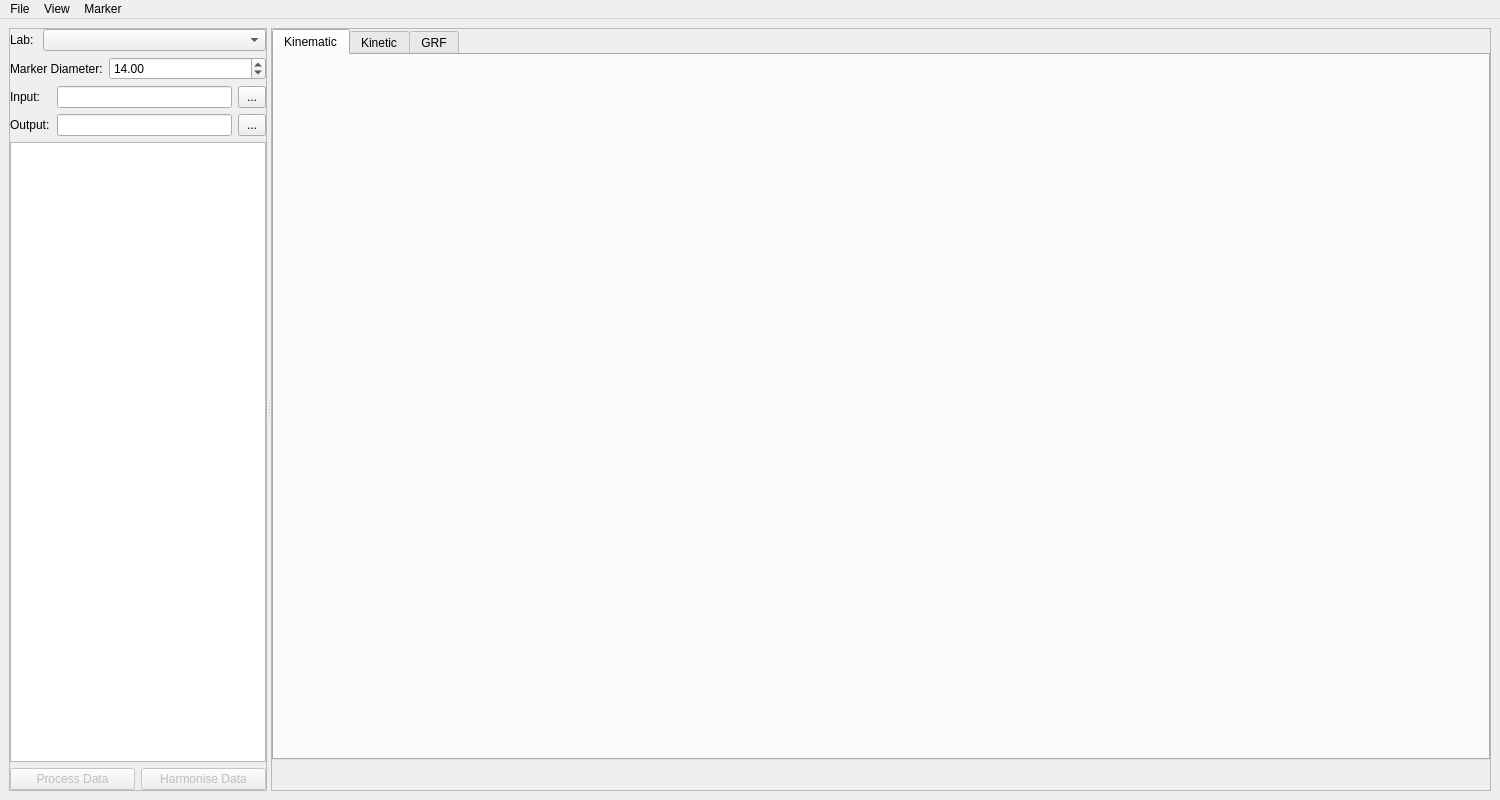
Old version of the form src/c3d_parser/view/qt/main_window.ui in the repository tsalemink/C3D-parser.
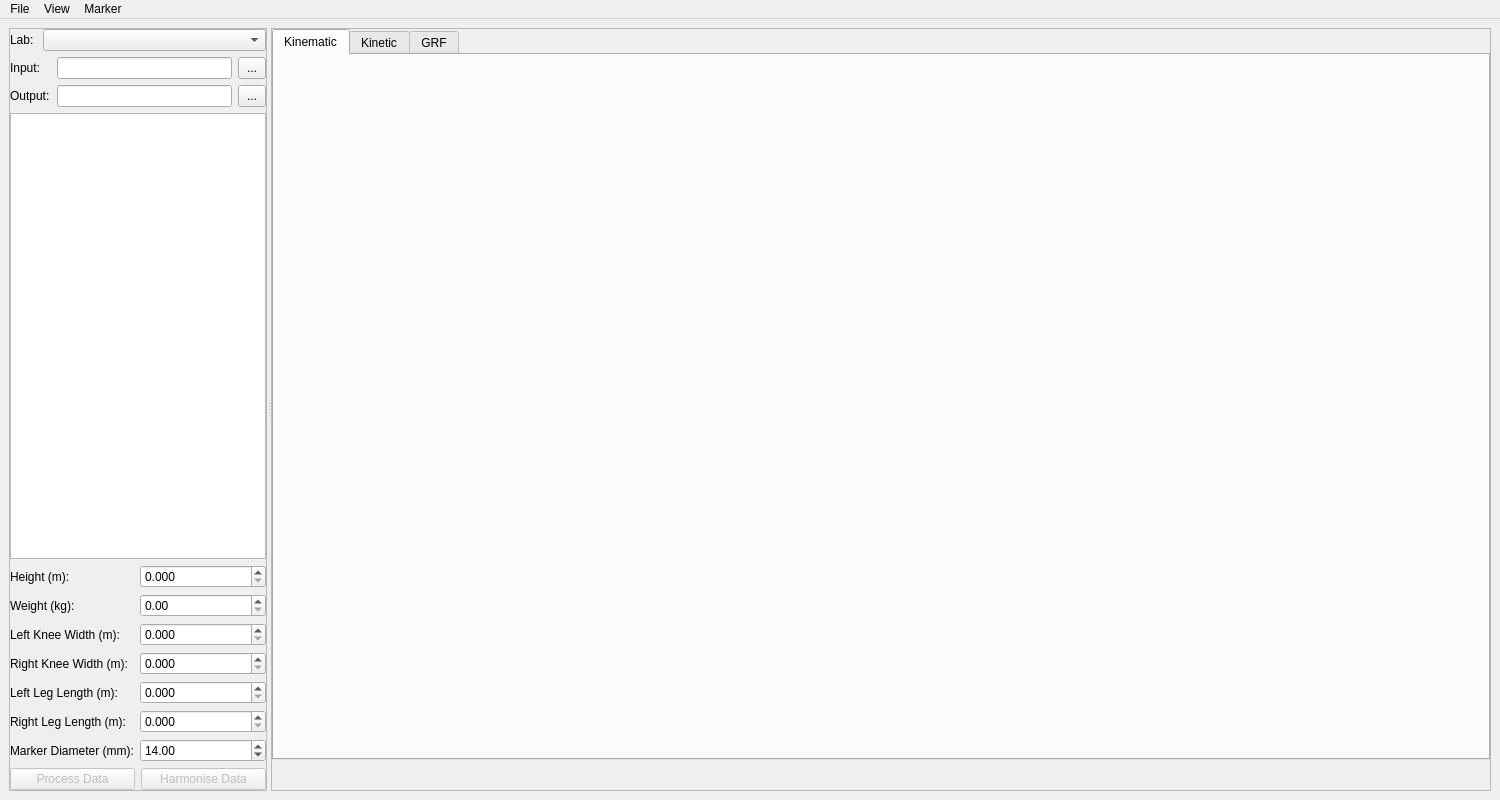
New version of the form. Custom widgets are drawn as their Qt base class.

Commit message: Add UI elements for subject information

The edit to the form file:
```diff
--- a/src/c3d_parser/view/qt/main_window.ui
+++ b/src/c3d_parser/view/qt/main_window.ui
@@ -73,36 +73,6 @@
           </item>
          </layout>
         </item>
-        <item>
-         <layout class="QHBoxLayout" name="horizontalLayout_4">
-          <item>
-           <widget class="QLabel" name="label_3">
-            <property name="sizePolicy">
-             <sizepolicy hsizetype="Preferred" vsizetype="Preferred">
-              <horstretch>0</horstretch>
-              <verstretch>0</verstretch>
-             </sizepolicy>
-            </property>
-            <property name="text">
-             <string>Marker Diameter:</string>
-            </property>
-           </widget>
-          </item>
-          <item>
-           <widget class="QDoubleSpinBox" name="doubleSpinBoxMarkerDiameter">
-            <property name="sizePolicy">
-             <sizepolicy hsizetype="Expanding" vsizetype="Fixed">
-              <horstretch>0</horstretch>
-              <verstretch>0</verstretch>
-             </sizepolicy>
-            </property>
-            <property name="value">
-             <double>14.000000000000000</double>
-            </property>
-           </widget>
-          </item>
-         </layout>
-        </item>
         <item>
          <layout class="QHBoxLayout" name="horizontalLayout" stretch="0,1,0">
           <item>
@@ -204,6 +174,237 @@
         <item>
          <widget class="CustomListWidget" name="listWidgetFiles"/>
         </item>
+        <item>
+         <layout class="QHBoxLayout" name="horizontalLayout_5">
+          <item>
+           <widget class="QLabel" name="label_4">
+            <property name="minimumSize">
+             <size>
+              <width>124</width>
+              <height>0</height>
+             </size>
+            </property>
+            <property name="text">
+             <string>Height (m):</string>
+            </property>
+           </widget>
+          </item>
+          <item>
+           <widget class="QDoubleSpinBox" name="doubleSpinBoxHeight">
+            <property name="sizePolicy">
+             <sizepolicy hsizetype="Expanding" vsizetype="Fixed">
+              <horstretch>0</horstretch>
+              <verstretch>0</verstretch>
+             </sizepolicy>
+            </property>
+            <property name="decimals">
+             <number>3</number>
+            </property>
+            <property name="singleStep">
+             <double>0.100000000000000</double>
+            </property>
+           </widget>
+          </item>
+         </layout>
+        </item>
+        <item>
+         <layout class="QHBoxLayout" name="horizontalLayout_8">
+          <item>
+           <widget class="QLabel" name="label_6">
+            <property name="minimumSize">
+             <size>
+              <width>124</width>
+              <height>0</height>
+             </size>
+            </property>
+            <property name="text">
+             <string>Weight (kg):</string>
+            </property>
+           </widget>
+          </item>
+          <item>
+           <widget class="QDoubleSpinBox" name="doubleSpinBoxWeight">
+            <property name="sizePolicy">
+             <sizepolicy hsizetype="Expanding" vsizetype="Fixed">
+              <horstretch>0</horstretch>
+              <verstretch>0</verstretch>
+             </sizepolicy>
+            </property>
+            <property name="maximum">
+             <double>999.990000000000009</double>
+            </property>
+           </widget>
+          </item>
+         </layout>
+        </item>
+        <item>
+         <layout class="QHBoxLayout" name="horizontalLayout_9">
+          <item>
+           <widget class="QLabel" name="label_7">
+            <property name="minimumSize">
+             <size>
+              <width>124</width>
+              <height>0</height>
+             </size>
+            </property>
+            <property name="text">
+             <string>Left Knee Width (m):</string>
+            </property>
+           </widget>
+          </item>
+          <item>
+           <widget class="QDoubleSpinBox" name="doubleSpinBoxLeftKneeWidth">
+            <property name="sizePolicy">
+             <sizepolicy hsizetype="Expanding" vsizetype="Fixed">
+              <horstretch>0</horstretch>
+              <verstretch>0</verstretch>
+             </sizepolicy>
+            </property>
+            <property name="decimals">
+             <number>3</number>
+            </property>
+            <property name="singleStep">
+             <double>0.100000000000000</double>
+            </property>
+           </widget>
+          </item>
+         </layout>
+        </item>
+        <item>
+         <layout class="QHBoxLayout" name="horizontalLayout_10">
+          <item>
+           <widget class="QLabel" name="label_8">
+            <property name="minimumSize">
+             <size>
+              <width>124</width>
+              <height>0</height>
+             </size>
+            </property>
+            <property name="text">
+             <string>Right Knee Width (m):</string>
+            </property>
+           </widget>
+          </item>
+          <item>
+           <widget class="QDoubleSpinBox" name="doubleSpinBoxRightKneeWidth">
+            <property name="sizePolicy">
+             <sizepolicy hsizetype="Expanding" vsizetype="Fixed">
+              <horstretch>0</horstretch>
+              <verstretch>0</verstretch>
+             </sizepolicy>
+            </property>
+            <property name="decimals">
+             <number>3</number>
+            </property>
+            <property name="singleStep">
+             <double>0.100000000000000</double>
+            </property>
+           </widget>
+          </item>
+         </layout>
+        </item>
+        <item>
+         <layout class="QHBoxLayout" name="horizontalLayout_11">
+          <item>
+           <widget class="QLabel" name="label_9">
+            <property name="minimumSize">
+             <size>
+              <width>124</width>
+              <height>0</height>
+             </size>
+            </property>
+            <property name="text">
+             <string>Left Leg Length (m):</string>
+            </property>
+           </widget>
+          </item>
+          <item>
+           <widget class="QDoubleSpinBox" name="doubleSpinBoxLeftLegLength">
+            <property name="sizePolicy">
+             <sizepolicy hsizetype="Expanding" vsizetype="Fixed">
+              <horstretch>0</horstretch>
+              <verstretch>0</verstretch>
+             </sizepolicy>
+            </property>
+            <property name="decimals">
+             <number>3</number>
+            </property>
+            <property name="singleStep">
+             <double>0.100000000000000</double>
+            </property>
+           </widget>
+          </item>
+         </layout>
+        </item>
+        <item>
+         <layout class="QHBoxLayout" name="horizontalLayout_12">
+          <item>
+           <widget class="QLabel" name="label_10">
+            <property name="minimumSize">
+             <size>
+              <width>124</width>
+              <height>0</height>
+             </size>
+            </property>
+            <property name="text">
+             <string>Right Leg Length (m):</string>
+            </property>
+           </widget>
+          </item>
+          <item>
+           <widget class="QDoubleSpinBox" name="doubleSpinBoxRightLegLength">
+            <property name="sizePolicy">
+             <sizepolicy hsizetype="Expanding" vsizetype="Fixed">
+              <horstretch>0</horstretch>
+              <verstretch>0</verstretch>
+             </sizepolicy>
+            </property>
+            <property name="decimals">
+             <number>3</number>
+            </property>
+            <property name="singleStep">
+             <double>0.100000000000000</double>
+            </property>
+           </widget>
+          </item>
+         </layout>
+        </item>
+        <item>
+         <layout class="QHBoxLayout" name="horizontalLayout_4">
+          <item>
+           <widget class="QLabel" name="label_3">
+            <property name="sizePolicy">
+             <sizepolicy hsizetype="Preferred" vsizetype="Preferred">
+              <horstretch>0</horstretch>
+              <verstretch>0</verstretch>
+             </sizepolicy>
+            </property>
+            <property name="minimumSize">
+             <size>
+              <width>124</width>
+              <height>0</height>
+             </size>
+            </property>
+            <property name="text">
+             <string>Marker Diameter (mm):</string>
+            </property>
+           </widget>
+          </item>
+          <item>
+           <widget class="QDoubleSpinBox" name="doubleSpinBoxMarkerDiameter">
+            <property name="sizePolicy">
+             <sizepolicy hsizetype="Expanding" vsizetype="Fixed">
+              <horstretch>0</horstretch>
+              <verstretch>0</verstretch>
+             </sizepolicy>
+            </property>
+            <property name="value">
+             <double>14.000000000000000</double>
+            </property>
+           </widget>
+          </item>
+         </layout>
+        </item>
         <item>
          <layout class="QHBoxLayout" name="horizontalLayout_2">
           <item>
```
The commit also changes 5 other files.
